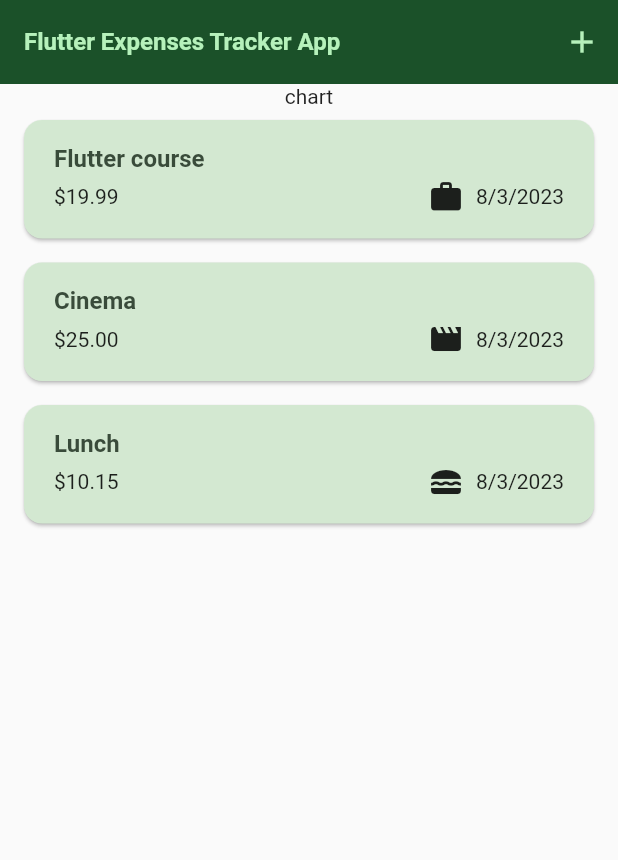
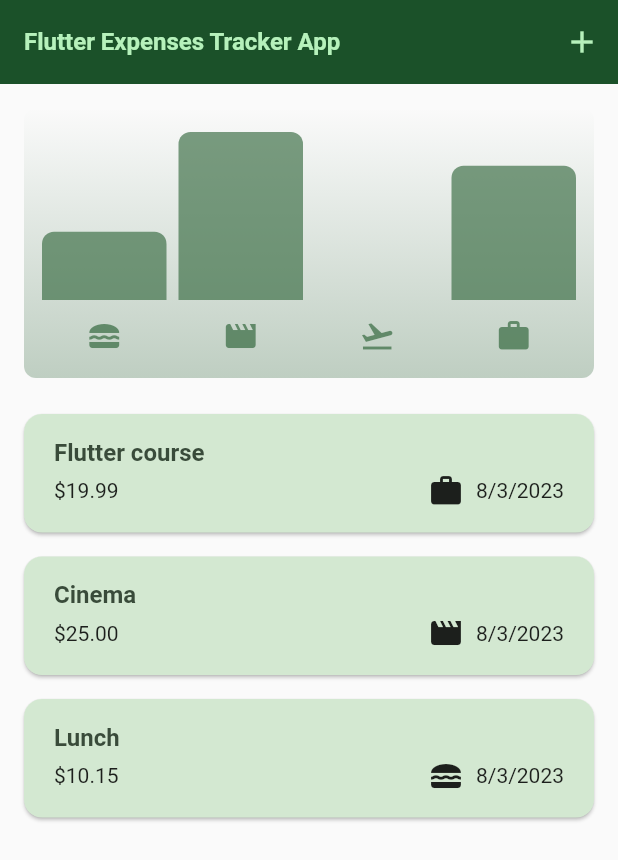
Before and after one commit to almakrami/expense_tracker-flutter, a Flutter app: the screen it shows after launch, on a phone screen of 412 x 824 dp. Shown: the top 860 px of the screen. Run offline on Flutter 3.47's test engine with Material 2 defaults, Android fonts, the phone set to English and light mode, and no system bars.

Commit message:
adding chart widget

```diff
--- /dev/null
+++ b/lib/Widgets/chart/chart.dart
@@ -0,0 +1,95 @@
+import 'package:flutter/material.dart';
+
+import 'package:expense_tracker/Widgets/chart/chart_bar.dart';
+import 'package:expense_tracker/models/expense.dart';
+
+class Chart extends StatelessWidget {
+  const Chart({super.key, required this.expenses});
+
+  final List<Expense> expenses;
+
+  List<ExpenseBucket> get buckets {
+    return [
+      ExpenseBucket.forCategory(expenses, Category.food),
+      ExpenseBucket.forCategory(expenses, Category.leisure),
+      ExpenseBucket.forCategory(expenses, Category.travel),
+      ExpenseBucket.forCategory(expenses, Category.work),
+    ];
+  }
+
+  double get maxTotalExpense {
+    double maxTotalExpense = 0;
+
+    for (final bucket in buckets) {
+      if (bucket.totalExpenses > maxTotalExpense) {
+        maxTotalExpense = bucket.totalExpenses;
+      }
+    }
+
+    return maxTotalExpense;
+  }
+
+  @override
+  Widget build(BuildContext context) {
+    final isDarkMode =
+        MediaQuery.of(context).platformBrightness == Brightness.dark;
+    return Container(
+      margin: const EdgeInsets.all(16),
+      padding: const EdgeInsets.symmetric(
+        vertical: 16,
+        horizontal: 8,
+      ),
+      width: double.infinity,
+      height: 180,
+      decoration: BoxDecoration(
+        borderRadius: BorderRadius.circular(8),
+        gradient: LinearGradient(
+          colors: [
+            Theme.of(context).colorScheme.primary.withOpacity(0.3),
+            Theme.of(context).colorScheme.primary.withOpacity(0.0)
+          ],
+          begin: Alignment.bottomCenter,
+          end: Alignment.topCenter,
+        ),
+      ),
+      child: Column(
+        children: [
+          Expanded(
+            child: Row(
+              crossAxisAlignment: CrossAxisAlignment.end,
+              children: [
+                for (final bucket in buckets) // alternative to map()
+                  ChartBar(
+                    fill: bucket.totalExpenses == 0
+                        ? 0
+                        : bucket.totalExpenses / maxTotalExpense,
+                  )
+              ],
+            ),
+          ),
+          const SizedBox(height: 12),
+          Row(
+            children: buckets
+                .map(
+                  (bucket) => Expanded(
+                    child: Padding(
+                      padding: const EdgeInsets.symmetric(horizontal: 4),
+                      child: Icon(
+                        categoryIcon[bucket.category],
+                        color: isDarkMode
+                            ? Theme.of(context).colorScheme.secondary
+                            : Theme.of(context)
+                                .colorScheme
+                                .primary
+                                .withOpacity(0.7),
+                      ),
+                    ),
+                  ),
+                )
+                .toList(),
+          )
+        ],
+      ),
+    );
+  }
+}
--- /dev/null
+++ b/lib/Widgets/chart/chart_bar.dart
@@ -0,0 +1,34 @@
+import 'package:flutter/material.dart';
+
+class ChartBar extends StatelessWidget {
+  const ChartBar({
+    super.key,
+    required this.fill,
+  });
+
+  final double fill;
+
+  @override
+  Widget build(BuildContext context) {
+    final isDarkMode =
+        MediaQuery.of(context).platformBrightness == Brightness.dark;
+    return Expanded(
+      child: Padding(
+        padding: const EdgeInsets.symmetric(horizontal: 4),
+        child: FractionallySizedBox(
+          heightFactor: fill,
+          child: DecoratedBox(
+            decoration: BoxDecoration(
+              shape: BoxShape.rectangle,
+              borderRadius:
+                  const BorderRadius.vertical(top: Radius.circular(8)),
+              color: isDarkMode
+                  ? Theme.of(context).colorScheme.secondary
+                  : Theme.of(context).colorScheme.primary.withOpacity(0.65),
+            ),
+          ),
+        ),
+      ),
+    );
+  }
+}
--- a/lib/Widgets/expenses.dart
+++ b/lib/Widgets/expenses.dart
@@ -2,6 +2,7 @@ import 'package:expense_tracker/Widgets/new_expense.dart';
 import 'package:flutter/material.dart';
 import 'package:expense_tracker/models/expense.dart';
 import 'package:expense_tracker/Widgets/expenses_list/expenses_list.dart';
+import 'package:expense_tracker/Widgets/chart/chart.dart';
 
 class Expenses extends StatefulWidget {
   const Expenses({super.key});
@@ -93,7 +94,10 @@ class _ExpensesState extends State<Expenses> {
         ],
       ),
       body: Column(
-        children: [const Text("chart"), Expanded(child: mainContent)],
+        children: [
+          Chart(expenses: _registeredExpenses),
+          Expanded(child: mainContent)
+        ],
       ),
     );
   }
--- a/lib/models/expense.dart
+++ b/lib/models/expense.dart
@@ -40,13 +40,20 @@ class ExpenseBucket {
     required this.expenses,
   });
 
+  ExpenseBucket.forCategory(List<Expense> allExpenses, this.category)
+      : expenses = allExpenses
+            .where((expense) => expense.category == category)
+            .toList();
+
   final Category category;
   final List<Expense> expenses;
 
-  double get totalExpenses{
-    double sum = 0 ;
+  double get totalExpenses {
+    double sum = 0;
 
-
+    for (final expense in expenses) {
+      sum += expense.amount;
+    }
 
     return sum;
   }
```
